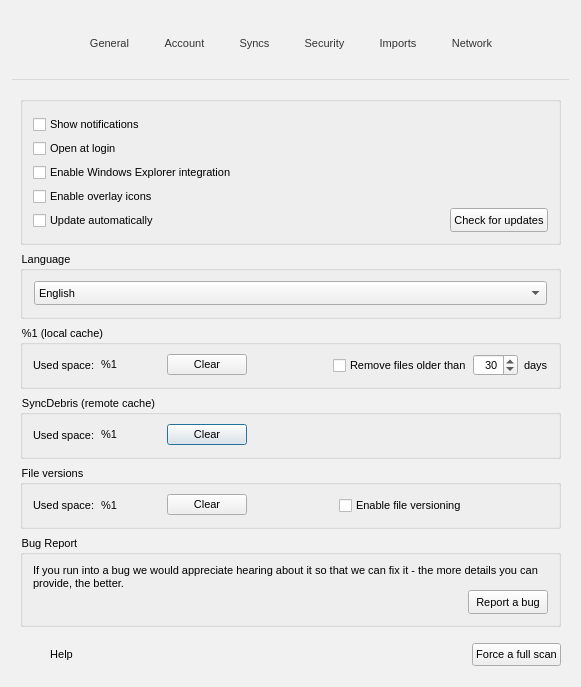
This is src/MEGASync/gui/win/SettingsDialog.ui in meganz/MEGAsync as Qt 5 draws it before an edit. The edited form follows.
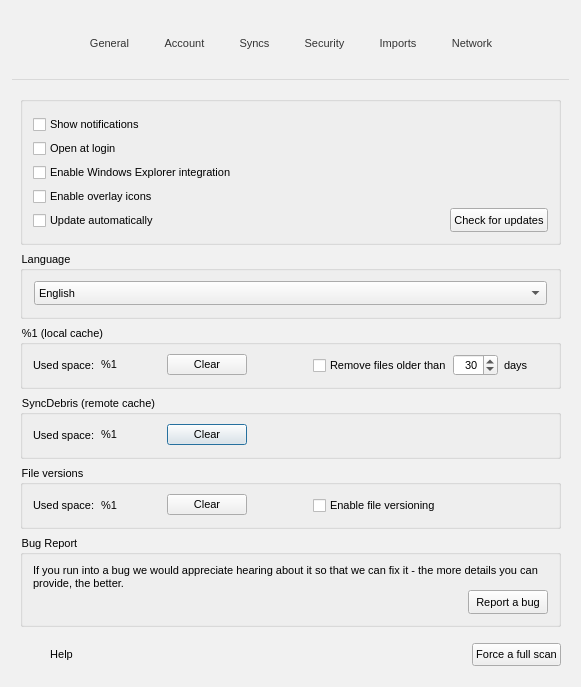
This is the edited form. Icons and pictures are not drawn. Custom widgets are drawn as their Qt base class.

Diff of the .ui file:
```diff
--- a/src/MEGASync/gui/win/SettingsDialog.ui
+++ b/src/MEGASync/gui/win/SettingsDialog.ui
@@ -851,11 +851,11 @@
              <enum>Qt::Horizontal</enum>
             </property>
             <property name="sizeType">
-             <enum>QSizePolicy::Expanding</enum>
+             <enum>QSizePolicy::Fixed</enum>
             </property>
             <property name="sizeHint" stdset="0">
              <size>
-              <width>0</width>
+              <width>60</width>
               <height>0</height>
              </size>
             </property>
@@ -897,6 +897,13 @@
             </property>
            </widget>
           </item>
+          <item>
+           <spacer name="horizontalSpacer_14">
+            <property name="orientation">
+             <enum>Qt::Horizontal</enum>
+            </property>
+           </spacer>
+          </item>
          </layout>
         </widget>
        </item>
@@ -1014,9 +1021,12 @@
             <property name="orientation">
              <enum>Qt::Horizontal</enum>
             </property>
+            <property name="sizeType">
+             <enum>QSizePolicy::Fixed</enum>
+            </property>
             <property name="sizeHint" stdset="0">
              <size>
-              <width>0</width>
+              <width>60</width>
               <height>0</height>
              </size>
             </property>
```
